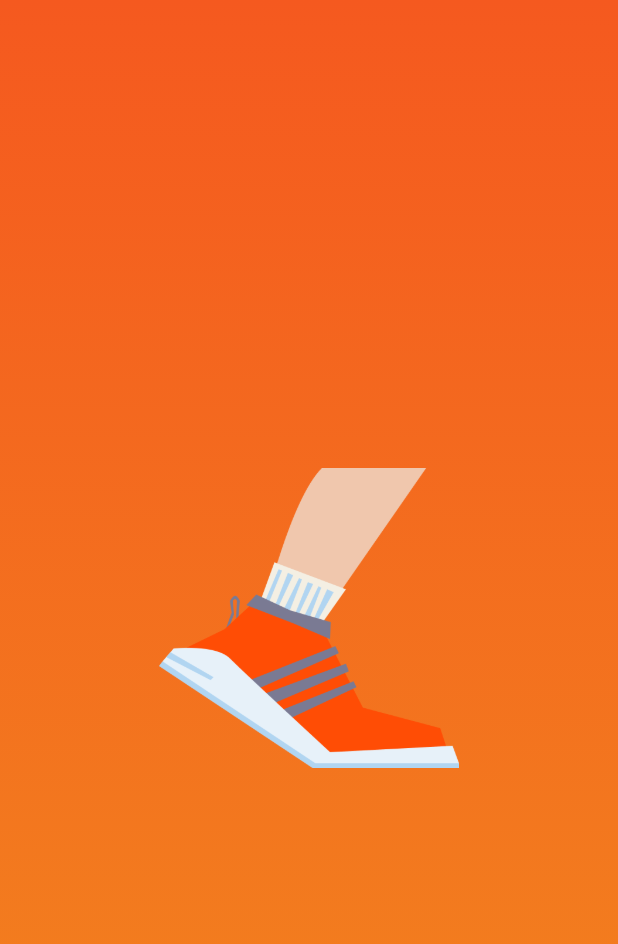
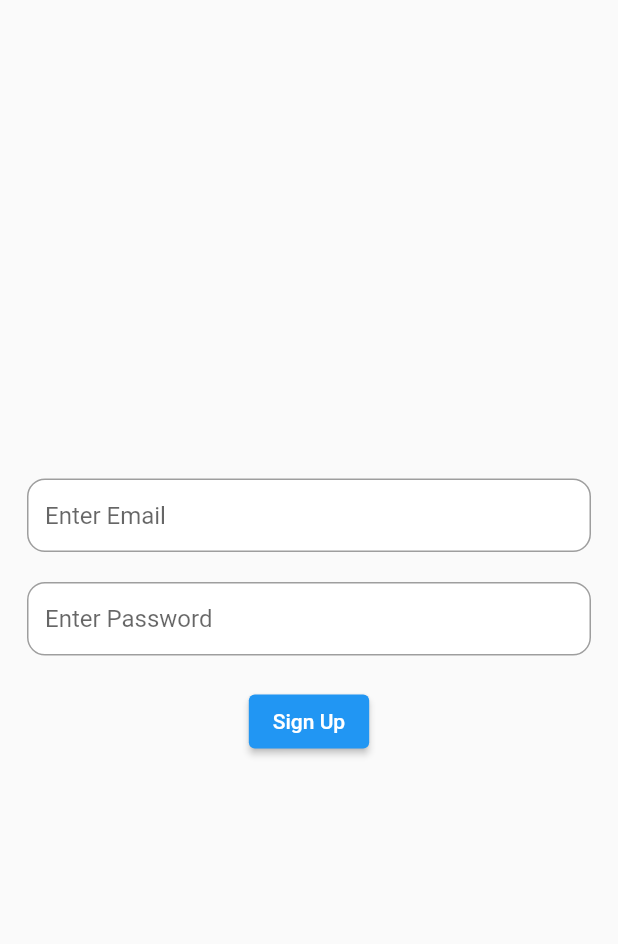
Before and after one commit to adinashby-vanier-college/app-dev-2-project-AliasgarGandhi1, a Flutter app: the first screen one second after launch, on a phone screen of 412 x 824 dp. Shown: the top 944 px of the screen. Run offline on Flutter 3.47's test engine with Material 2 defaults, Android fonts, the phone set to English and light mode, and no system bars; our stand-ins replace awesome_snackbar_content, firebase_auth, firebase_core, firebase_database, get, google_maps_flutter and 1 more; missing offline and left inert: flutter_google_places, google_api_headers, google_maps_webservice; accounts and stored records are empty.

Commit message:
Added files For Email verification

```diff
--- /dev/null
+++ b/lib/EmailVerification/auth_page.dart
@@ -0,0 +1,126 @@
+import 'firebase_constants.dart';
+import 'email_verification.dart';
+import 'package:firebase_auth/firebase_auth.dart';
+import 'package:flutter/material.dart';
+
+class AuthPage extends StatefulWidget {
+  const AuthPage({Key? key}) : super(key: key);
+
+  @override
+  State<AuthPage> createState() => _AuthPageState();
+}
+
+class _AuthPageState extends State<AuthPage> {
+
+  final TextEditingController _emailController = TextEditingController();
+  final TextEditingController _passwordController = TextEditingController();
+  bool _isLoading = false;
+
+  static Future<User?> signUp(
+      {required String userEmail,
+        required String password,
+        required BuildContext context}) async {
+    try {
+      UserCredential userCredential = await FirebaseAuth.instance.
+          createUserWithEmailAndPassword(email: userEmail, password: password);
+        return userCredential.user;
+    } on FirebaseAuthException catch (e) {
+      if (e.code == 'weak-password') {
+        ScaffoldMessenger.of(context).showSnackBar(const SnackBar(content: Text('The password provided is too weak.')));
+      } else if (e.code == 'email-already-in-use') {
+        ScaffoldMessenger.of(context).showSnackBar(const SnackBar(content: Text('The account already exists for that email.')));
+      }
+      return null;
+    } catch (e) {
+      debugPrint(e.toString());
+      return null;
+    }
+  }
+
+  @override
+  Widget build(BuildContext context) {
+    return Scaffold(
+      body: Center(
+        child: Padding(
+          padding: const EdgeInsets.symmetric(horizontal: 18),
+          child: Column(
+            mainAxisSize: MainAxisSize.max,
+            mainAxisAlignment: MainAxisAlignment.center,
+            children: [
+              TextFormField(
+                controller: _emailController,
+                // validator: (val) => widget.onValidate(val),
+                decoration: InputDecoration(
+                  border: OutlineInputBorder(
+                    borderRadius: BorderRadius.circular(12),
+                    borderSide:
+                    const BorderSide(color: Colors.grey, width: 1),
+                  ),
+                  enabledBorder: OutlineInputBorder(
+                    borderRadius: BorderRadius.circular(12),
+                    borderSide:
+                    const BorderSide(color: Colors.grey, width: 1),
+                  ),
+                  focusedBorder: OutlineInputBorder(
+                    borderRadius: BorderRadius.circular(12),
+                    borderSide:
+                    const BorderSide(color: Colors.grey, width: 1),
+                  ),
+                  filled: true,
+                  fillColor: Colors.white,
+                  hintText: 'Enter Email',
+                  // hintStyle: AppTextStyle.lightGreyText,
+                  isDense: true,
+                  contentPadding:
+                  const EdgeInsets.symmetric(horizontal: 12, vertical: 15),
+                ),
+              ),
+              const SizedBox(height: 20,),
+              TextFormField(
+                controller: _passwordController,
+                decoration: InputDecoration(
+                  border: OutlineInputBorder(
+                    borderRadius: BorderRadius.circular(12),
+                    borderSide:
+                    const BorderSide(color: Colors.grey, width: 1),
+                  ),
+                  enabledBorder: OutlineInputBorder(
+                    borderRadius: BorderRadius.circular(12),
+                    borderSide:
+                    const BorderSide(color: Colors.grey, width: 1),
+                  ),
+                  focusedBorder: OutlineInputBorder(
+                    borderRadius: BorderRadius.circular(12),
+                    borderSide:
+                    const BorderSide(color: Colors.grey, width: 1),
+                  ),
+                  filled: true,
+                  fillColor: Colors.white,
+                  hintText: 'Enter Password',
+                  // hintStyle: AppTextStyle.lightGreyText,
+                  isDense: true,
+                  contentPadding:
+                  const EdgeInsets.symmetric(horizontal: 12, vertical: 15),
+                ),
+                obscureText: true,
+              ),
+              const SizedBox(height: 20,),
+              _isLoading ? const CircularProgressIndicator() : ElevatedButton(onPressed: ()async{
+                setState(() {
+                  _isLoading = true;
+                });
+                await signUp(userEmail: _emailController.text, password: _passwordController.text, context: context);
+                if(auth.currentUser != null){
+                  Navigator.push(context, MaterialPageRoute(builder: (ctx)=>const EmailVerificationScreen()));
+                }
+                setState(() {
+                  _isLoading = false;
+                });
+              }, child: const Text('Sign Up'))
+            ],
+          ),
+        ),
+      ),
+    );
+  }
+}
--- /dev/null
+++ b/lib/EmailVerification/firebase_constants.dart
@@ -0,0 +1,5 @@
+import 'package:firebase_auth/firebase_auth.dart';
+import 'package:firebase_core/firebase_core.dart';
+
+final Future<FirebaseApp> firebaseInitialization = Firebase.initializeApp();
+FirebaseAuth auth = FirebaseAuth.instance;
--- a/lib/Register.dart
+++ b/lib/Register.dart
@@ -1,4 +1,5 @@
 import 'package:firebase_auth/firebase_auth.dart';
+import 'package:firebase_core/firebase_core.dart';
 import 'package:firebase_database/firebase_database.dart';
 import 'package:flutter/material.dart';
 import 'package:flutter/cupertino.dart';
@@ -251,6 +252,7 @@ class _MyAppState extends State<Register> {
                                 return " Password should contain Capital, small letter & Number & Special";
                               }
                             }
+                            return null;
                           }),
                     ),
                     SizedBox(
@@ -315,7 +317,7 @@ class _MyAppState extends State<Register> {
                               'name': _name.text,
                               'email': _email.text,
                               'phone': _phone.text,
-                              'address': "",
+                              'password': _confirmPassword.text
                             };
                             // FirebaseAuth.instance
                             //     .createUserWithEmailAndPassword(
--- a/lib/main.dart
+++ b/lib/main.dart
@@ -1,8 +1,11 @@
+import 'package:firebase_auth/firebase_auth.dart';
 import 'package:firebase_core/firebase_core.dart';
 import 'package:flutter/cupertino.dart';
 import 'package:flutter/material.dart';
 import 'package:mtl_chassures/splash_screen.dart';
 
+import 'EmailVerification/auth_page.dart';
+import 'EmailVerification/firebase_constants.dart';
 import 'Navigation/search_place.dart';
 import 'auth_service.dart';
 import 'package:get/get.dart';
@@ -10,18 +13,17 @@ import 'package:get/get.dart';
 //
 //
  void main() async{
-//   WidgetsFlutterBinding.ensureInitialized();
-//   Firebase.initializeApp();
+   WidgetsFlutterBinding.ensureInitialized();
+   await firebaseInitialization;
    runApp( MyApp());
  }
-
 class MyApp extends StatelessWidget {
   const MyApp({Key? key}) : super(key: key);
 
   @override
   Widget build(BuildContext context) {
     return const MaterialApp(
-    home: SplashScreenShow(),
+    home: AuthPage(),
     );
   }
 }
```
Also changed, not shown: lib/EmailVerification/email_verification.dart (added, +112 -0 lines), lib/main1.dart (added), 3 other files.
